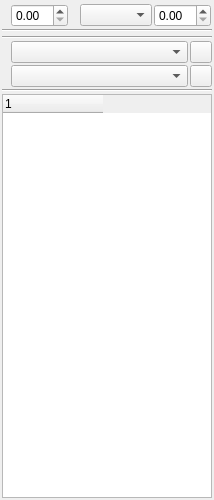
Above: Scribus/scribus/ui/propertiespalette_textbase.ui from AlterScribus/ece15 before the change. Below: the same form after it.
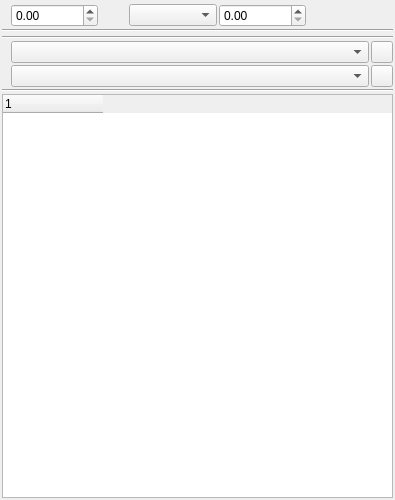
That is the form after the change. Icons and pictures are not drawn. Custom widgets are drawn as their Qt base class.

Commit message: Small changes in PP (imagebase, textbase)

```diff
--- a/Scribus/scribus/ui/propertiespalette_textbase.ui
+++ b/Scribus/scribus/ui/propertiespalette_textbase.ui
@@ -6,7 +6,7 @@
    <rect>
     <x>0</x>
     <y>0</y>
-    <width>214</width>
+    <width>395</width>
     <height>500</height>
    </rect>
   </property>
@@ -64,6 +64,12 @@
          <verstretch>0</verstretch>
         </sizepolicy>
        </property>
+       <property name="minimumSize">
+        <size>
+         <width>50</width>
+         <height>0</height>
+        </size>
+       </property>
       </widget>
      </item>
      <item>
@@ -71,9 +77,12 @@
        <property name="orientation">
         <enum>Qt::Horizontal</enum>
        </property>
+       <property name="sizeType">
+        <enum>QSizePolicy::Maximum</enum>
+       </property>
        <property name="sizeHint" stdset="0">
         <size>
-         <width>40</width>
+         <width>20</width>
          <height>20</height>
         </size>
        </property>
@@ -82,7 +91,7 @@
      <item>
       <widget class="QLabel" name="lineSpacingLabel">
        <property name="sizePolicy">
-        <sizepolicy hsizetype="Preferred" vsizetype="Fixed">
+        <sizepolicy hsizetype="Fixed" vsizetype="Fixed">
          <horstretch>0</horstretch>
          <verstretch>0</verstretch>
         </sizepolicy>
@@ -108,7 +117,7 @@
      <item>
       <widget class="ScrSpinBox" name="lineSpacing">
        <property name="sizePolicy">
-        <sizepolicy hsizetype="Preferred" vsizetype="Fixed">
+        <sizepolicy hsizetype="MinimumExpanding" vsizetype="Fixed">
          <horstretch>0</horstretch>
          <verstretch>0</verstretch>
         </sizepolicy>
@@ -122,7 +131,7 @@
        </property>
        <property name="sizeHint" stdset="0">
         <size>
-         <width>40</width>
+         <width>0</width>
          <height>20</height>
         </size>
        </property>
```
The commit also changes 1 other file.
